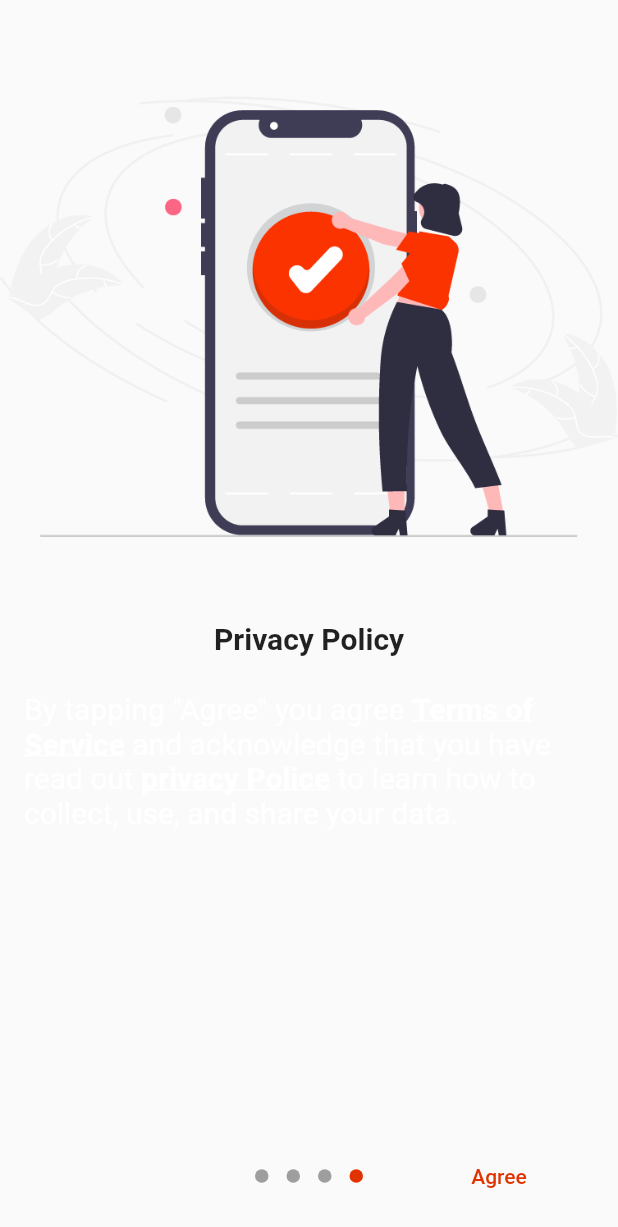
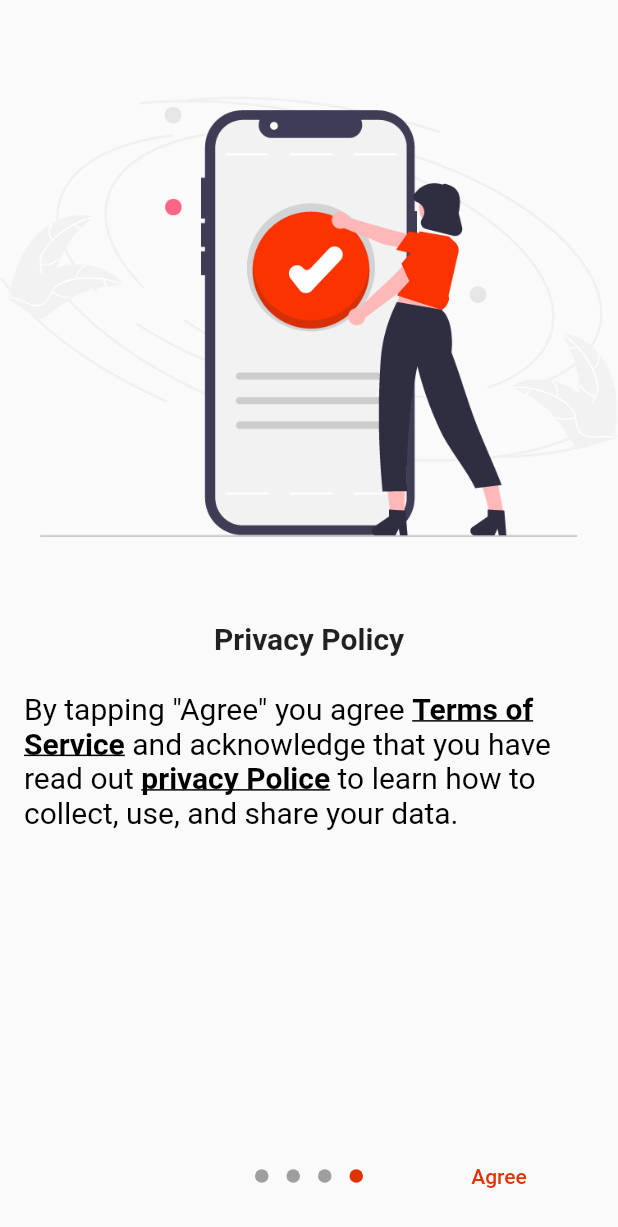
Before and after one commit to AhmedAbdelsalamSaadMohamed/smile, a Flutter app: the screen it shows after launch, swiped to page 4, on a phone screen of 412 x 824 dp. Shown: the top 1227 px of the screen. Run offline on Flutter 3.47's test engine with Material 2 defaults, Android fonts, the phone set to English and light mode, and no system bars; drawn by our look-alikes of introduction_screen; our stand-ins replace camera, cloud_firestore, firebase_auth, firebase_core, firebase_storage, get and 6 more; missing offline and left inert: flutter_facebook_auth, hashtager, rich_text_view, video_thumbnail; accounts and stored records are empty.

Commit message:
v1.4.0.0

```diff
--- a/lib/utils/langs/ar.dart
+++ b/lib/utils/langs/ar.dart
@@ -89,8 +89,8 @@ const Map<String, String> ar = {
   'Pornography and nudity':"المواد الإباحية والعُري",
   'Minor safety':"سلامة طفيفة",
   'Spam':'رسائل إلكترونية مزعجة',
-  'Intellectual Property infringement':"التعدي على الملكية الفكرية"
-
-
-
+  'Intellectual Property infringement':"التعدي على الملكية الفكرية",
+  'Welcome to Smile Mobile App':'Smile أهلا بك في تطبيق',
+  'You can find Funny Videos or Posts':'يمكنك العثور على مقاطع فيديو أو منشورات مضحكة',
+  'and You can Share your videos or posts':" كمايمكنك مشاركة مقاطع الفيديو أو المنشورات الخاصة بك"
 };
--- a/lib/utils/langs/en.dart
+++ b/lib/utils/langs/en.dart
@@ -90,6 +90,9 @@ const Map<String, String> en = {
   'Minor safety':'Minor safety',
   'Spam':'Spam',
   'Intellectual Property infringement':'Intellectual Property infringement',
+  'Welcome to Smile Mobile App':'Welcome to Smile Mobile App',
+  'You can find Funny Videos or Posts':'You can find Funny Videos or Posts',
+  'and You can Share your videos or posts': 'and You can Share your videos or posts',
 
 
 
--- a/lib/utils/themes/dark_theme.dart
+++ b/lib/utils/themes/dark_theme.dart
@@ -68,4 +68,5 @@ ThemeData darkTheme = ThemeData.dark().copyWith(
     fillColor: _color2,
     counterStyle: TextStyle(color: _color2)
   ),
+
 );
--- a/lib/view/pages/intro.dart
+++ b/lib/view/pages/intro.dart
@@ -14,7 +14,7 @@ class Intro extends StatelessWidget {
   @override
   Widget build(BuildContext context) {
     return IntroductionScreen(
-      pages: [pageWelcome(), page5050(), pageSecure(), pageAcceptTerms()],
+      pages: [pageWelcome(), page5050(), pageSecure(), pageAcceptTerms(context)],
       onDone: () {
         Get.to(SignInPage());
       },
@@ -59,9 +59,11 @@ class Intro extends StatelessWidget {
 
   pageWelcome() {
     return PageViewModel(
-      title: 'Welcome to Smile Mobile App',
-      body: 'You can find Funny Videos or Posts\n'
-          'and You can Share your videos or posts\n',
+      title: 'Welcome to Smile Mobile App'.tr,
+      body: 'You can find Funny Videos or Posts'.tr +
+          '\n'
+                  'and You can Share your videos or posts'
+              .tr,
       image: Image.asset(
         'assets/images/welcome.png',
         fit: BoxFit.contain,
@@ -69,11 +71,11 @@ class Intro extends StatelessWidget {
     );
   }
 
-  pageAcceptTerms() {
+  pageAcceptTerms(context) {
     return PageViewModel(
       title: 'Privacy Policy'.tr,
       bodyWidget: RichText(
-        text: TextSpan(children: [
+        text: TextSpan(style: TextStyle(color: Theme.of(context).colorScheme.secondary), children: [
           TextSpan(
               text: 'By tapping \"Agree\" you agree '.tr,
               style: TextStyle(fontSize: 20)),
```
